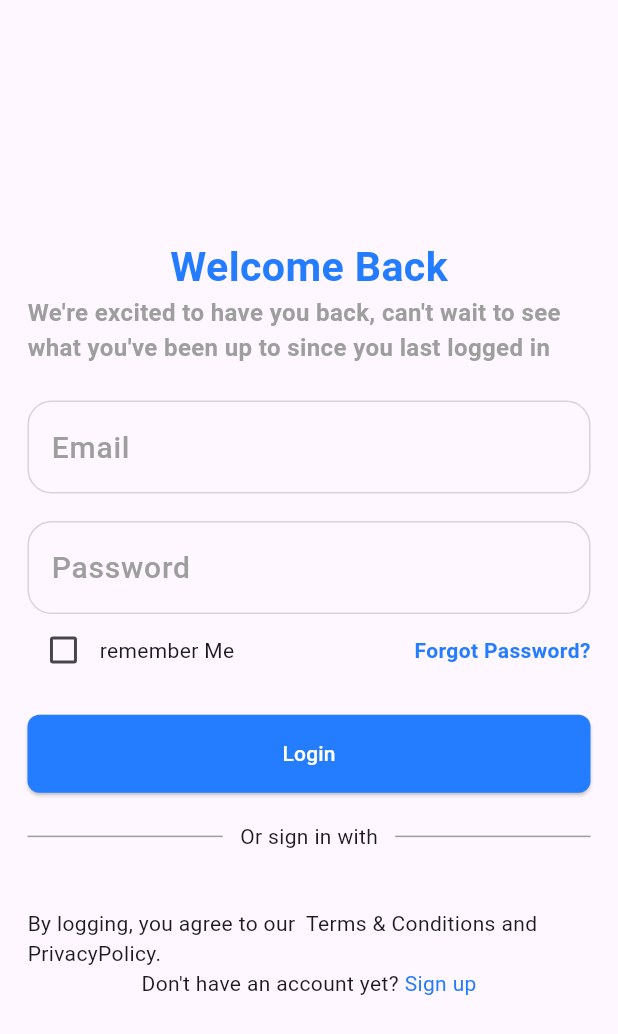
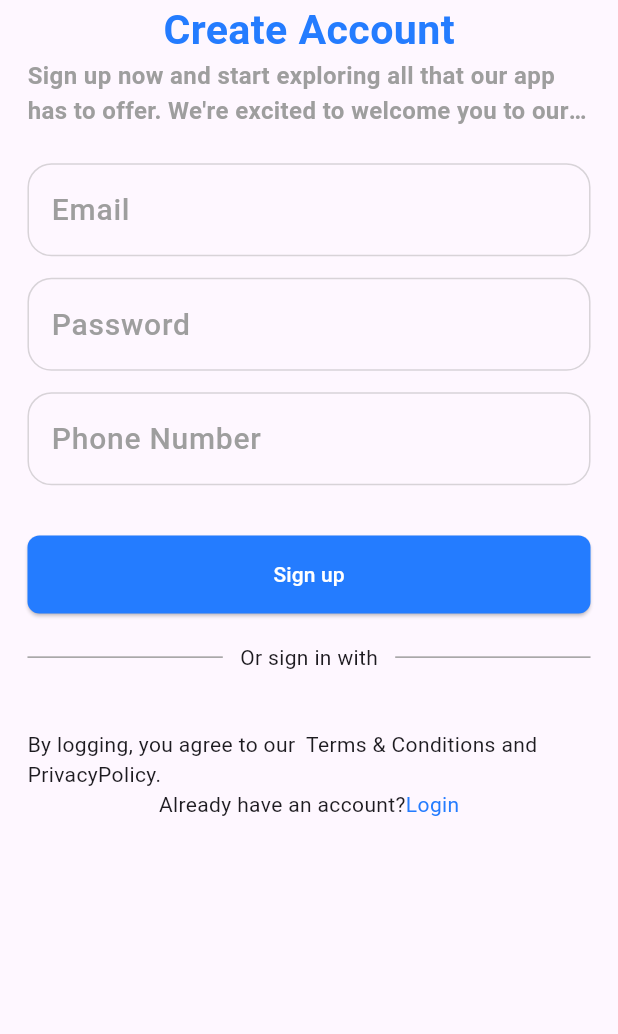
Before and after one commit to ahmedemara231/doctor_appointment, a Flutter app: the screen it shows after launch, on a phone screen of 412 x 824 dp. Shown: the top 1034 px of the screen. Run offline on Flutter 3.47's test engine with Material 3 defaults, Android fonts, the phone set to English and light mode, and no system bars; our stand-ins replace cached_network_image, connectivity_plus, dio, easy_localization, equatable, firebase_crashlytics and 13 more; missing offline and left inert: animated_snack_bar, flutter_expandable_text; accounts and stored records are empty.

Commit message:
BUILD: sign up screen

```diff
--- a/lib/app.dart
+++ b/lib/app.dart
@@ -1,6 +1,7 @@
 import 'package:doctors_appointment/view/home/home.dart';
 import 'package:doctors_appointment/view/login/screen.dart';
 import 'package:doctors_appointment/view/route_observer.dart';
+import 'package:doctors_appointment/view/sign_up/screen.dart';
 import 'package:easy_localization/easy_localization.dart';
 import 'package:flutter/material.dart';
 import 'package:flutter_easyloading/flutter_easyloading.dart';
@@ -50,7 +51,7 @@ class _AppState extends State<App> {
         // theme: CacheHelper.getInstance().shared.getBool('appTheme') == false
         //     ? ThemeData.light()
         //     : ThemeData.dark(),
-        home:  Login(),
+        home:  SignUp(),
         builder: EasyLoading.init(),
       ),
     );
--- a/lib/view/sign_up/screen.dart
+++ b/lib/view/sign_up/screen.dart
@@ -1,10 +1,99 @@
+import 'package:doctors_appointment/helpers/app_widgets/login_register_widger.dart';
+import 'package:doctors_appointment/helpers/base_extensions/context/padding.dart';
+import 'package:doctors_appointment/helpers/helper_methods/validators.dart';
+import 'package:doctors_appointment/view/login/widgets/text_field.dart';
 import 'package:flutter/material.dart';
+import 'package:flutter_screenutil/flutter_screenutil.dart';
 
-class SignUp extends StatelessWidget {
+import '../../constants/app_constants.dart';
+import '../../helpers/base_widgets/text.dart';
+
+class SignUp extends StatefulWidget {
   const SignUp({super.key});
 
   @override
+  State<SignUp> createState() => _SignUpState();
+}
+
+class _SignUpState extends State<SignUp> {
+  late TextEditingController emailCont;
+
+  late TextEditingController passCont;
+
+  late TextEditingController phoneCont;
+
+  @override
+  void initState() {
+    emailCont = TextEditingController();
+    passCont = TextEditingController();
+    phoneCont = TextEditingController();
+    super.initState();
+  }
+
+  @override
+  void dispose() {
+    emailCont.dispose();
+    passCont.dispose();
+    phoneCont.dispose();
+    super.dispose();
+  }
+
+  @override
   Widget build(BuildContext context) {
-    return Scaffold();
+    return Scaffold(
+      body: SafeArea(
+        child: Padding(
+          padding: context.horizontalSymmetricPadding(16.w),
+          child: Column(
+            children: [
+              MyText(
+                text: 'Create Account',
+                color: Constants.appColor,
+                fontSize: 24.sp,
+                fontWeight: FontWeight.bold,
+              ),
+              MyText(
+                text:
+                'Sign up now and start exploring all that our app has to offer. We\'re excited to welcome you to our community!',
+                color: Colors.grey,
+                fontSize: 14.sp,
+                fontWeight: FontWeight.bold,
+              ),
+              SizedBox(
+                height: 20.h,
+              ),
+              AuthTextFields(
+                  hintText: 'Email',
+                  obscureText: false,
+                  cont: emailCont,
+                  validation: Validators.validateEmail
+              ),
+              SizedBox(height: 12.h),
+              AuthTextFields(
+                  hintText: 'Password',
+                  obscureText: true,
+                  cont: passCont,
+                  validation: Validators.validatePassword
+              ),
+              SizedBox(height: 12.h),
+              AuthTextFields(
+                  hintText: 'Phone Number',
+                  obscureText: false,
+                  cont: phoneCont,
+                  validation: Validators.validatePhone
+              ),
+              SizedBox(height: 12.h),
+              LoginRegisterWidget(
+                title: 'Sign up',
+                secondTitle: 'Already have an account?',
+                secondOption: 'Login',
+                onPressed: () {},
+              )
+
+            ],
+          ),
+        ),
+      ),
+    );
   }
 }
```
